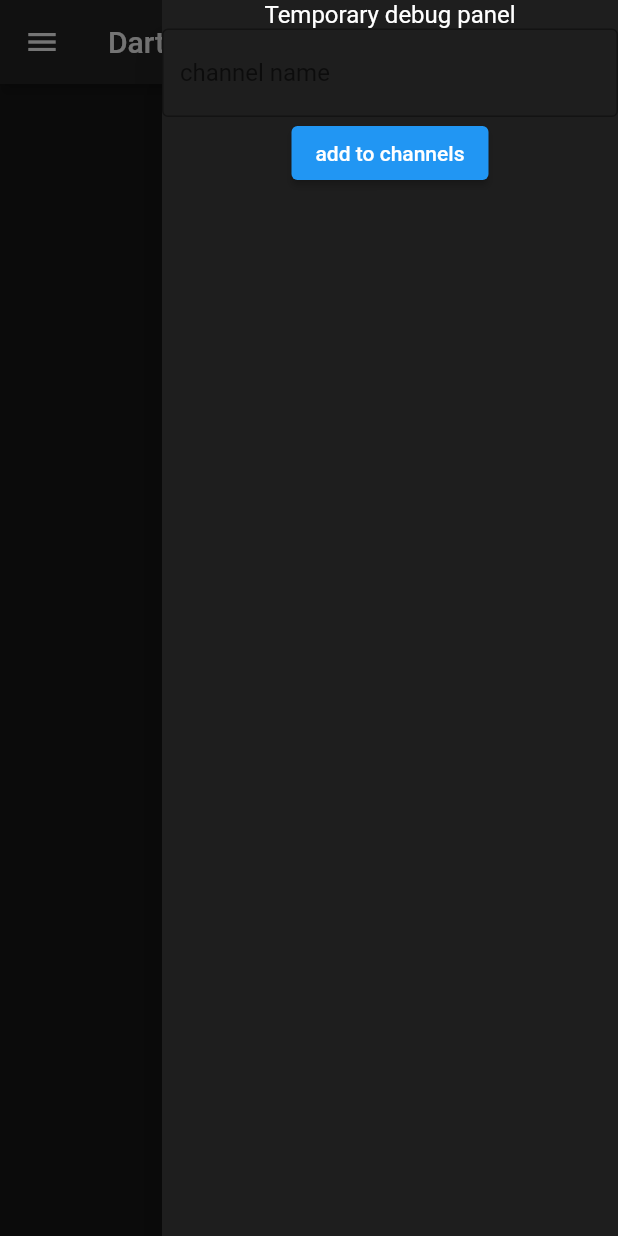
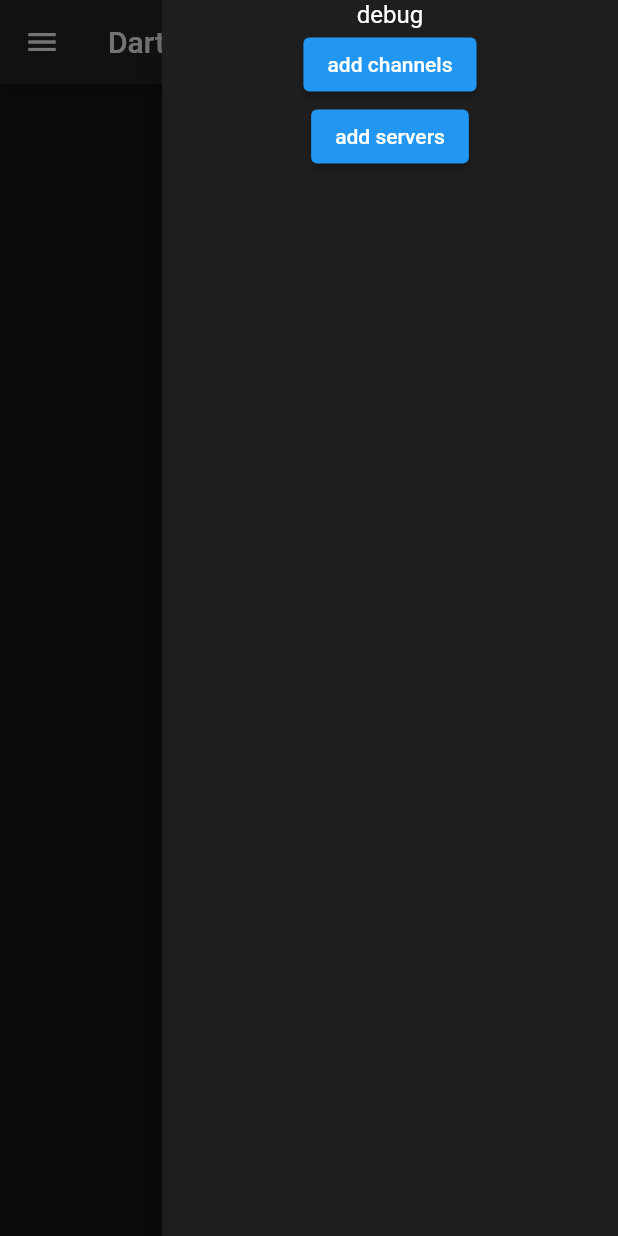
Before and after one commit to jan-software-foundation/rebar, a Flutter app: the screen it shows after launch, after a tap on the "menu" icon, on a phone screen of 412 x 824 dp. Run offline on Flutter 3.47's test engine with Material 2 defaults, Android fonts, the light colour scheme and no system bars; our stand-ins replace hexcolor.

Commit message:
i maked it working

```diff
--- a/lib/main.dart
+++ b/lib/main.dart
@@ -28,13 +28,25 @@ change drawer icons
 caching
 */
 
-class channelListing //TODO: should be renamed to just 'channel'
+class channel
 {
   //this is an class that has information for channels for other functions to use
   String name = "";
   String icon = ""; //TODO: id maybe can be used to fetch the icon and name
   String id = ""; //id can be used to determine what buttons do show when tapping and holding a channel (edit permissions, notification settings etc). not yet implemented
-  channelListing({String name = "Unnamed Channel", String icon = "none", String id = "0"}) //TODO: add "selected" paramater to highlight selected channel
+  channel({String name = "Unnamed Channel", String icon = "none", String id = "0"}) //TODO: add "selected" paramater to highlight selected channel
+  {
+    this.name = name;
+    this.icon = icon;
+    this.id = id;
+  }
+}
+class server
+{
+  String name = "";
+  String icon = "";
+  String id = "";
+  channel({String name = "Unnamed Server", String icon = "none", String id = "0"}) //TODO: highlight selected channel
   {
     this.name = name;
     this.icon = icon;
@@ -42,21 +54,10 @@ class channelListing //TODO: should be renamed to just 'channel'
   }
 }
 
+
 void showFriends() //this function shows friends list in the sidebar; this function should also be connected with the goIntoChannel function to go into the conversation
 {
 
-}
-
-// a separate function will update the channels list and call the updateChannels when needed
-Widget channelsWidget(List<channelListing> channels) //disaplys channels from a server in the drawer
-{
-  //something copy pasted from stack overflow idk
-  return new Row(children: channels.map((item) => new channelWidget(name: item.name,)).toList());
-}
-void updateChannels()
-{
-  //updates channels list from the drawer by redrawing the channelsWidget widget
-  //...
 }
 
 void goIntoChannel() //channels can also be conversations with friends or groups
@@ -98,12 +99,43 @@ class channelWidget extends StatelessWidget {
     );
   }
 }
+
+class serverWidget extends StatelessWidget {
+  String name = ""; //name to be shown
+  ImageProvider icon = AssetImage("./sv_img1.png");
+  ImageProvider banner = AssetImage("./sv_img1.png");
+  //Bool selected = false;
+  channelWidget({String name = "Unnamed Channel", ImageProvider icon = const AssetImage("./sv_img1.png"), ImageProvider banner = const AssetImage("./sv_img1.png")})
+  {
+    this.name = name;
+    this.icon = icon;
+    this.banner = banner;
+  }
+
+  @override
+  Widget build(BuildContext context) {
+    return ListTile(
+      title: Container(
+        width: 50,
+        height: 50,
+              decoration: new BoxDecoration(
+                  shape: BoxShape.circle,
+                  image: new DecorationImage(
+                  fit: BoxFit.fill,
+                  image: icon,
+        )),),
+        //title: Image.asset("./sv_img1.png", fit: BoxFit.fill, scale: 10,),
+        contentPadding:EdgeInsets.only(left: 8, right: 8),
+      );
+  }
+}
+
 TextStyle darkModeTextStyle = TextStyle(color: Colors.white, fontSize: 16);
 
 void main() {
   //print("test:");
-  var canaleTest = List<channelListing>.empty(growable: true);
-  channelListing canal = channelListing(name: "test12344", id: "test");
+  var canaleTest = List<channel>.empty(growable: true);
+  channel canal = channel(name: "test12344", id: "test");
   canaleTest.add(canal);
   //updateChannels();
 
@@ -123,7 +155,8 @@ final ThemeData darkTheme = ThemeData(
 
 class _dartvoltAppState extends State<dartvoltApp> {
 
-  List<channelListing> testChannels = List<channelListing>.empty(growable: true);
+  List<channel> testChannels = List<channel>.empty(growable: true);
+  List<server> testServers = List<server>.empty(growable: true);
 
   @override
   Widget build(BuildContext context) {
@@ -174,7 +207,10 @@ class _dartvoltAppState extends State<dartvoltApp> {
 
 
                                 //servers list
-                                ListTile(
+                                ...(testServers).map((serversDisplaied) {
+                                    return serverWidget();
+                                }).toList(),
+                                /*ListTile(
                                 title: Container(
                                   width: 50,
                                   height: 50,
@@ -186,7 +222,7 @@ class _dartvoltAppState extends State<dartvoltApp> {
                                   )),),
                                   //title: Image.asset("./sv_img1.png", fit: BoxFit.fill, scale: 10,),
                                   contentPadding:EdgeInsets.only(left: 8, right: 8),
-                                ),
+                                ),*/
 
                           ],
 
@@ -216,8 +252,9 @@ class _dartvoltAppState extends State<dartvoltApp> {
                           ),
 
 
-                          channelsWidget(List<channelListing>.filled(1, channelListing(name: "test"))),
-
+                          ...(testChannels).map((channelsDisplaied) {
+                              return channelWidget(name: channelsDisplaied.name);
+                          }).toList(),
                           /*channelWidget(name: "Amogus",),
                           channelWidget(name: "general",),
                           channelWidget(name: "test",),
@@ -240,17 +277,20 @@ class _dartvoltAppState extends State<dartvoltApp> {
                 color: HexColor("#1E1E1E"),
                 child: Column(
                   children: [
-                    Text("Temporary debug panel", style: darkModeTextStyle,),
-                    TextField(
-                      decoration: InputDecoration(
-                        border: OutlineInputBorder(),
-                        hintText: 'channel name'
-                      ),
+                    Text("debug", style: darkModeTextStyle,),
+
+                    ElevatedButton(
+                      child: Text("add channels"),
+                      onPressed: () {
+                        testChannels.add(channel(name: "test"));
+                        setState(() {});
+                      },
                     ),
                     ElevatedButton(
-                      child: Text("add to channels"),
+                      child: Text("add servers"),
                       onPressed: () {
-                        testChannels.add(channelListing(name: "test"));
+                        testServers.add(server());
+                        setState(() {});
                       },
                     )
                   ],
```
